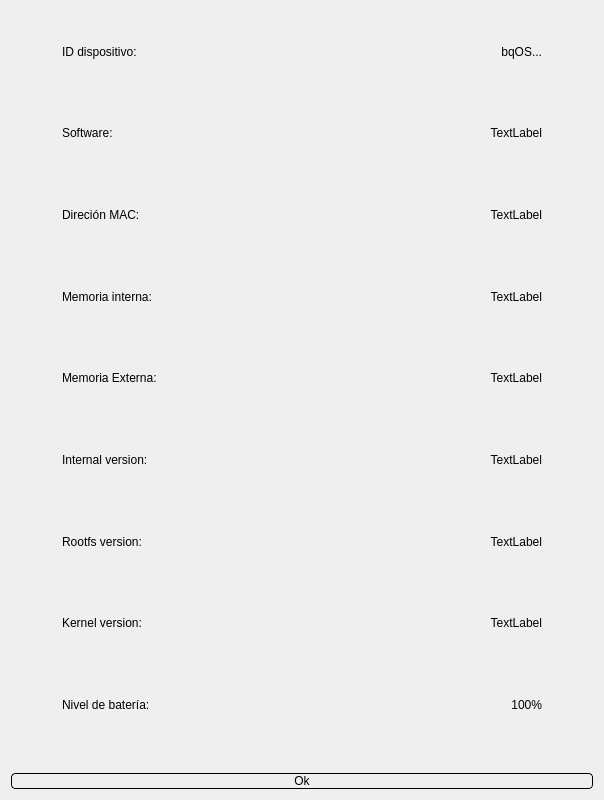
Qt form QBookApp/ui/DeviceInfoDialog.ui (bq/cervantes) before a commit.
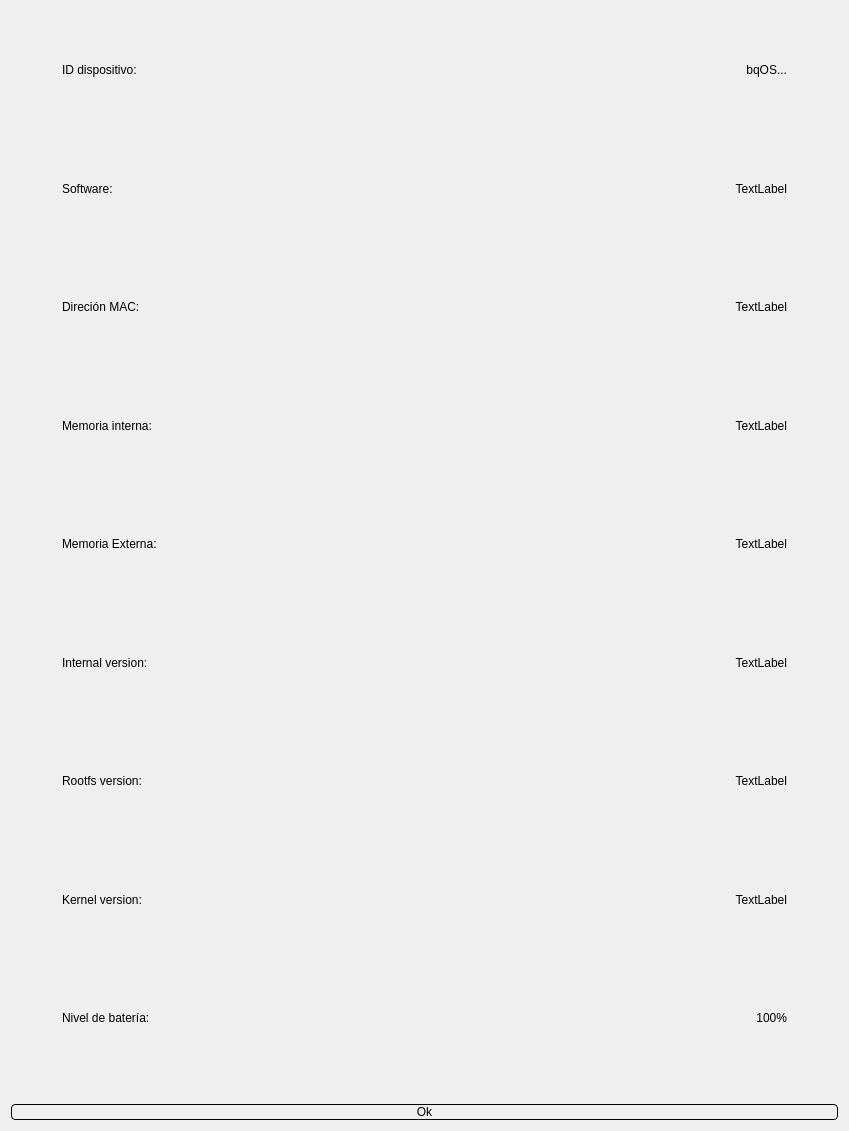
The same form after that commit. Custom widgets are drawn as their Qt base class.

What changed in the file:
```diff
--- a/QBookApp/ui/DeviceInfoDialog.ui
+++ b/QBookApp/ui/DeviceInfoDialog.ui
@@ -6,8 +6,8 @@
    <rect>
     <x>0</x>
     <y>0</y>
-    <width>600</width>
-    <height>800</height>
+    <width>849</width>
+    <height>1131</height>
    </rect>
   </property>
   <property name="windowTitle">
@@ -72,8 +72,8 @@
            </property>
            <property name="maximumSize">
             <size>
-             <width>230</width>
-             <height>60</height>
+             <width>325</width>
+             <height>85</height>
             </size>
            </property>
            <property name="text">
@@ -94,8 +94,8 @@
            </property>
            <property name="maximumSize">
             <size>
-             <width>10000</width>
-             <height>60</height>
+             <width>14142</width>
+             <height>85</height>
             </size>
            </property>
            <property name="text">
@@ -137,8 +137,8 @@
            </property>
            <property name="maximumSize">
             <size>
-             <width>230</width>
-             <height>60</height>
+             <width>325</width>
+             <height>85</height>
             </size>
            </property>
            <property name="text">
@@ -159,8 +159,8 @@
            </property>
            <property name="maximumSize">
             <size>
-             <width>10000</width>
-             <height>60</height>
+             <width>14142</width>
+             <height>85</height>
             </size>
            </property>
            <property name="text">
@@ -202,8 +202,8 @@
            </property>
            <property name="maximumSize">
             <size>
-             <width>230</width>
-             <height>60</height>
+             <width>325</width>
+             <height>85</height>
             </size>
            </property>
            <property name="text">
@@ -224,8 +224,8 @@
            </property>
            <property name="maximumSize">
             <size>
-             <width>10000</width>
-             <height>60</height>
+             <width>14142</width>
+             <height>85</height>
             </size>
            </property>
            <property name="text">
@@ -267,8 +267,8 @@
            </property>
            <property name="maximumSize">
             <size>
-             <width>230</width>
-             <height>60</height>
+             <width>325</width>
+             <height>85</height>
             </size>
            </property>
            <property name="text">
@@ -289,8 +289,8 @@
            </property>
            <property name="maximumSize">
             <size>
-             <width>10000</width>
-             <height>60</height>
+             <width>14142</width>
+             <height>85</height>
             </size>
            </property>
            <property name="text">
@@ -332,8 +332,8 @@
            </property>
            <property name="maximumSize">
             <size>
-             <width>230</width>
-             <height>60</height>
+             <width>325</width>
+             <height>85</height>
             </size>
            </property>
            <property name="text">
@@ -354,8 +354,8 @@
            </property>
            <property name="maximumSize">
             <size>
-             <width>10000</width>
-             <height>60</height>
+             <width>14142</width>
+             <height>85</height>
             </size>
            </property>
            <property name="text">
@@ -397,8 +397,8 @@
            </property>
            <property name="maximumSize">
             <size>
-             <width>200</width>
-             <height>60</height>
+             <width>283</width>
+             <height>85</height>
             </size>
            </property>
            <property name="text">
@@ -419,8 +419,8 @@
            </property>
            <property name="maximumSize">
             <size>
-             <width>10000</width>
-             <height>60</height>
+             <width>14142</width>
+             <height>85</height>
             </size>
            </property>
            <property name="text">
@@ -462,8 +462,8 @@
            </property>
            <property name="maximumSize">
             <size>
-             <width>230</width>
-             <height>60</height>
+             <width>325</width>
+             <height>85</height>
             </size>
            </property>
            <property name="text">
@@ -484,8 +484,8 @@
            </property>
            <property name="maximumSize">
             <size>
-             <width>10000</width>
-             <height>60</height>
+             <width>14142</width>
+             <height>85</height>
             </size>
            </property>
            <property name="text">
@@ -527,8 +527,8 @@
            </property>
            <property name="maximumSize">
             <size>
-             <width>230</width>
-             <height>60</height>
+             <width>325</width>
+             <height>85</height>
             </size>
            </property>
            <property name="text">
@@ -549,8 +549,8 @@
            </property>
            <property name="maximumSize">
             <size>
-             <width>10000</width>
-             <height>60</height>
+             <width>14142</width>
+             <height>85</height>
             </size>
            </property>
            <property name="text">
@@ -592,8 +592,8 @@
            </property>
            <property name="maximumSize">
             <size>
-             <width>230</width>
-             <height>60</height>
+             <width>325</width>
+             <height>85</height>
             </size>
            </property>
            <property name="text">
@@ -614,8 +614,8 @@
            </property>
            <property name="maximumSize">
             <size>
-             <width>10000</width>
-             <height>60</height>
+             <width>14142</width>
+             <height>85</height>
             </size>
            </property>
            <property name="text">
```
Left out of the diff: 12 changed lines with no effect on the pictures.
